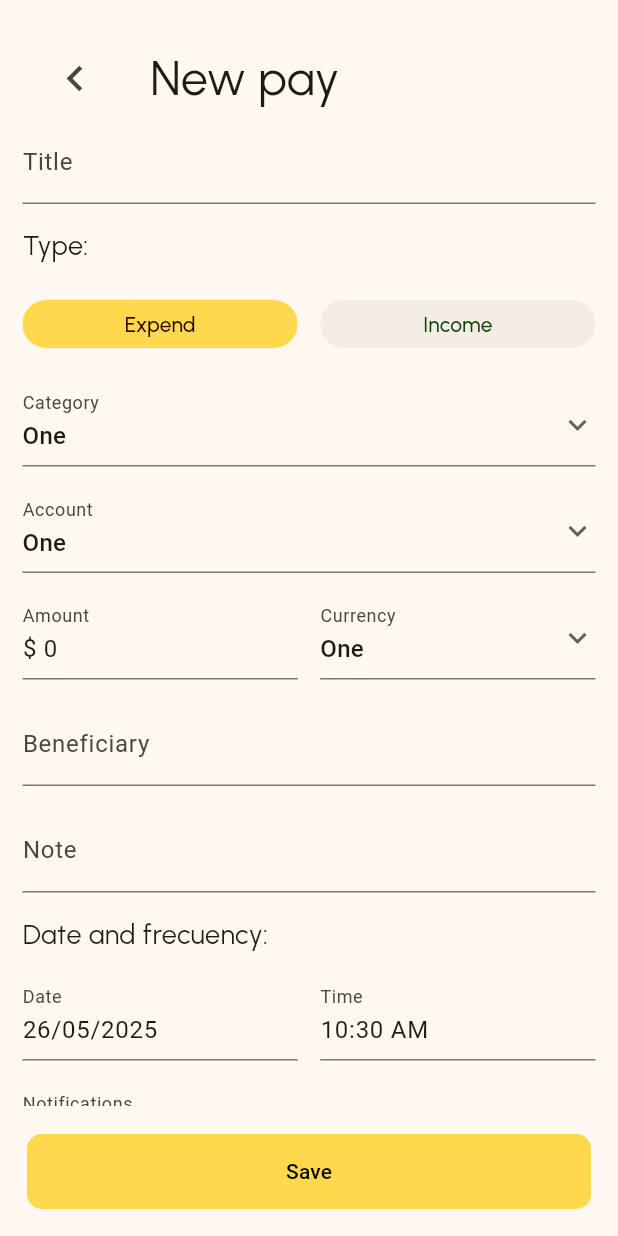
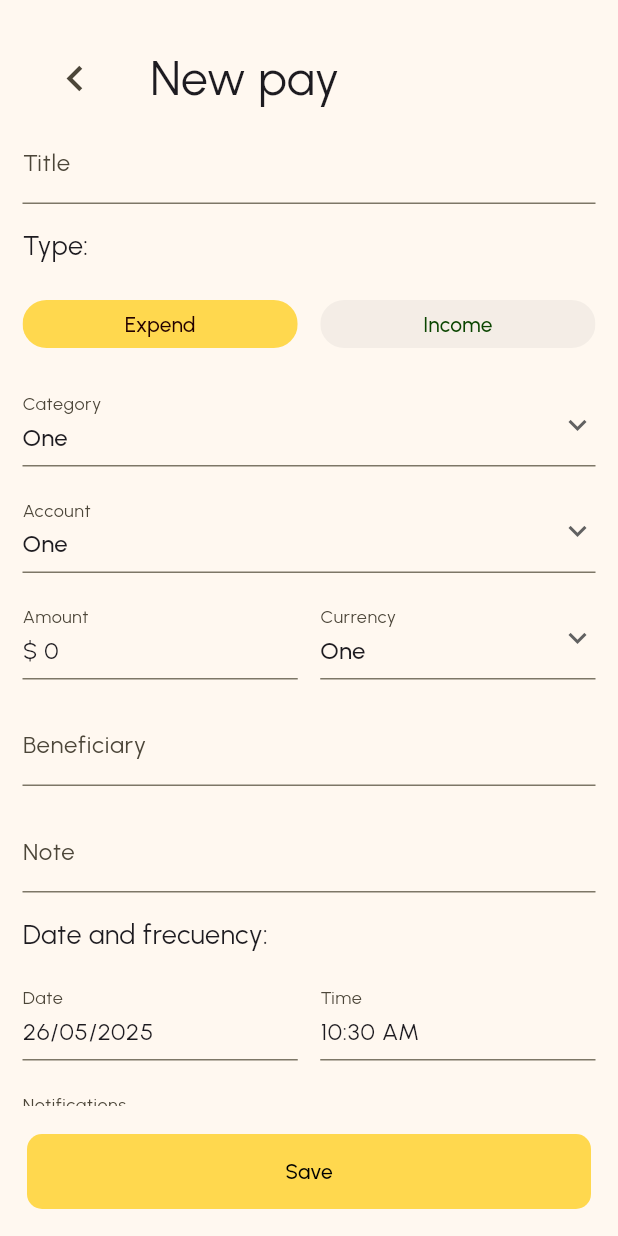
Before and after one commit to osmaldym/wallet, a Flutter app: the Put screen opened by its route, on a phone screen of 412 x 824 dp. Run offline on Flutter 3.47's test engine with Material 3 defaults, Android fonts, the phone set to English and light mode, and no system bars; our stand-ins replace go_router, google_fonts, shared_preferences, sqflite; missing offline and left inert: dart:ffi, dart_ipify; accounts and stored records are empty; generated files the repository leaves out were written again.

Commit message:
Setting urbanist font by default in all text themes

```diff
--- a/lib/main/main.dart
+++ b/lib/main/main.dart
@@ -1,6 +1,7 @@
 import 'package:flutter/material.dart';
 import 'package:flutter_localizations/flutter_localizations.dart';
 import 'package:flutter_gen/gen_l10n/app_localizations.dart';
+import 'package:google_fonts/google_fonts.dart';
 import 'package:provider/provider.dart';
 import 'package:wallet/core/constants/app_routes.dart';
 import 'package:wallet/core/constants/theme/app_theme.dart';
@@ -75,6 +76,7 @@ class _MyAppState extends State<MyApp> {
         //
         // This works for code too, not just values: Most code changes can be
         // tested with just a hot reload.
+        textTheme: GoogleFonts.urbanistTextTheme(),
         inputDecorationTheme: const InputDecorationTheme(
           border: UnderlineInputBorder(),
         ),
@@ -89,6 +91,7 @@ class _MyAppState extends State<MyApp> {
         )
       ),
       darkTheme: ThemeData(
+        textTheme: GoogleFonts.urbanistTextTheme(),
         bottomSheetTheme: BottomSheetThemeData(
           backgroundColor: AppTheme.of(context).bgOfBottomSheet
         ),
--- a/lib/modules/home/presenters/widgets/account.dart
+++ b/lib/modules/home/presenters/widgets/account.dart
@@ -46,9 +46,7 @@ class _AccountModalState extends State<AccountModal> {
             children: [
               Text(
                 widget.id == null ? tr.newAccount : tr.editingAccount,
-                style: GoogleFonts.urbanist(
-                    fontSize: 32,
-                  )
+                style: const TextStyle(fontSize: 32)
               ),
               Padding(
                 padding: const EdgeInsets.only(top: 25),
--- a/lib/modules/scheduled_pays/put/put_page.dart
+++ b/lib/modules/scheduled_pays/put/put_page.dart
@@ -68,9 +68,7 @@ class _PutState extends State<Put> {
               ),
               Text(
                 "Type:",
-                style: GoogleFonts.urbanist(
-                  fontSize: 18
-                ),
+                style: const TextStyle(fontSize: 18),
                 textAlign: TextAlign.left,
               ),
               Row(
@@ -157,9 +155,7 @@ class _PutState extends State<Put> {
               ),
               Text(
                 tr.dateAndFrecuency,
-                style: GoogleFonts.urbanist(
-                  fontSize: 18
-                ),
+                style: const TextStyle(fontSize: 18),
                 textAlign: TextAlign.left,
               ),
               Row(
--- a/lib/modules/shared/widgets/fragments/chip.dart
+++ b/lib/modules/shared/widgets/fragments/chip.dart
@@ -38,7 +38,7 @@ class Chip extends ChoiceChip {
           textAlign: TextAlign.center,
         ),
       ) : label,
-      labelStyle: GoogleFonts.urbanist(
+      labelStyle: TextStyle(
         color: txtColor ?? Colors.black,
       ),
       selected: selected,
--- a/lib/modules/shared/widgets/fragments/expandable_fab.dart
+++ b/lib/modules/shared/widgets/fragments/expandable_fab.dart
@@ -91,7 +91,7 @@ class _ExpandableFabState extends State<ExpandableFab> with TickerProviderStateM
                     ),
                     child: Text(
                       widget.items[index].helper!,
-                      style: GoogleFonts.urbanist(
+                      style: TextStyle(
                         color: fgColor
                       ),
                     ),
--- a/lib/modules/shared/widgets/header.dart
+++ b/lib/modules/shared/widgets/header.dart
@@ -44,9 +44,7 @@ class CHeader extends StatelessWidget implements PreferredSizeWidget {
             Expanded(
               child: Text(
                 title,
-                style: GoogleFonts.urbanist(
-                  fontSize: 32,
-                )
+                style: const TextStyle(fontSize: 32)
               ),
             ),
             if (onTrailingPressed != null)
```
